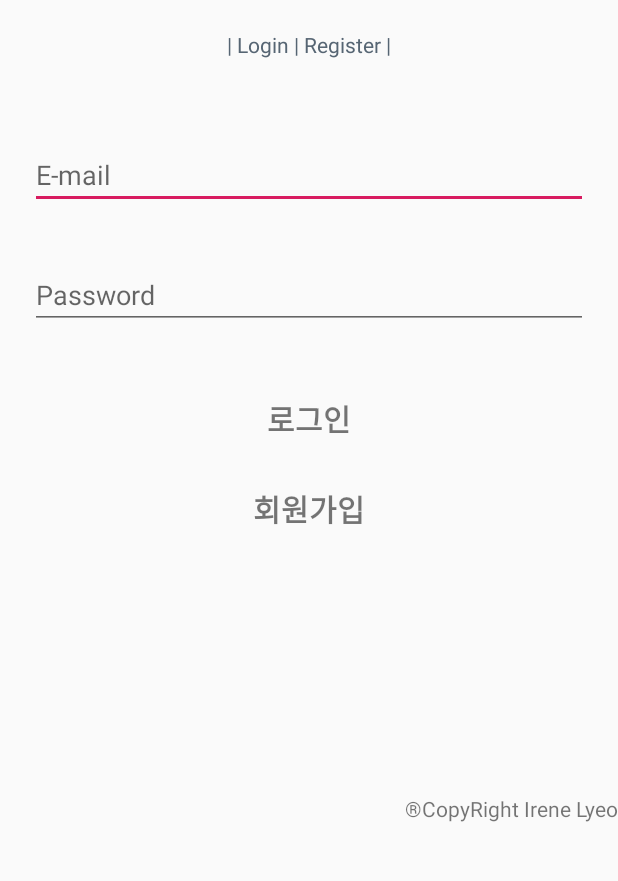
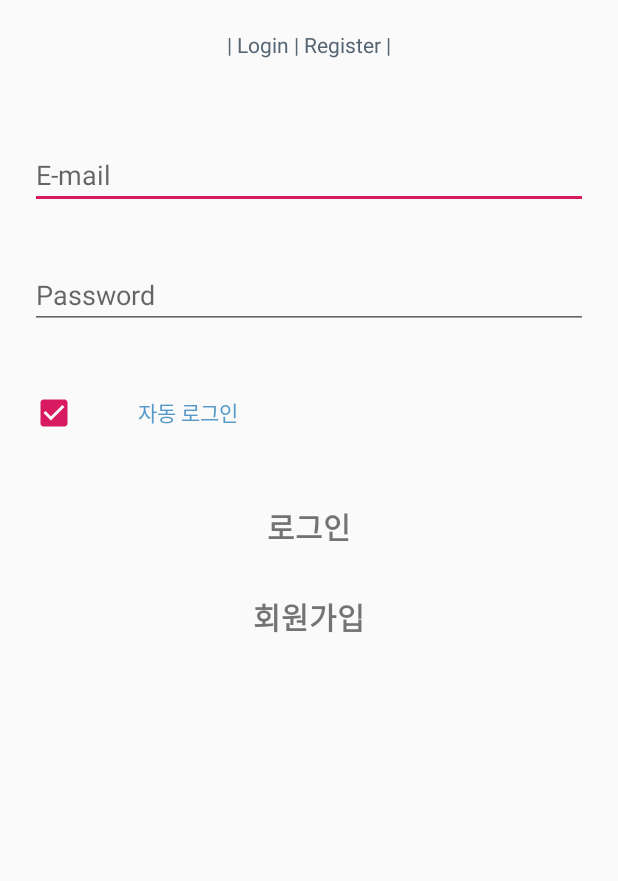
Before and after one commit to skmwit/Kotlin_Study, an Android app: the screen it shows after launch (LoginActivity), after a tap on "로그인", on a phone screen of 412 x 824 dp, the part 273-1154 px from its top. Run offline under Robolectric (Android 15) with nearby library versions, the phone set to English and light mode, and no system bars; our stand-ins replace Room's generated code; 1 other tap on this screen came first.

Commit message:
Implement AutoLogin & Logout Function

```diff
--- a/app/build.gradle
+++ b/app/build.gradle
@@ -45,5 +45,6 @@ dependencies {
     implementation "org.jetbrains.kotlin:kotlin-stdlib-jdk7:$kotlin_version"
     testImplementation "androidx.room:room-testing:2.2.0-rc01"
     debugImplementation 'com.amitshekhar.android:debug-db:1.0.6'
+    implementation 'com.google.android.material:material:1.0.0'
     "androidx.core:core-ktx:+"
 }
--- a/app/src/main/AndroidManifest.xml
+++ b/app/src/main/AndroidManifest.xml
@@ -3,7 +3,7 @@
     package="com.hyemin.todolist_login_register">
 
     <application
-        android:allowBackup="true"
+        android:allowBackup="false"
         android:icon="@mipmap/ic_launcher"
         android:label="@string/app_name"
         android:roundIcon="@mipmap/ic_launcher_round"
--- /dev/null
+++ b/app/src/main/java/com/hyemin/todolist_login_register/Model/App.kt
@@ -0,0 +1,15 @@
+package com.hyemin.todolist_login_register.Model
+
+import android.app.Application
+
+class App : Application(){
+    companion object {
+        lateinit var prefs: Prefs
+    }
+
+    override fun onCreate() {
+
+        prefs = Prefs(applicationContext)
+        super.onCreate()
+    }
+}
--- /dev/null
+++ b/app/src/main/java/com/hyemin/todolist_login_register/Model/Prefs.kt
@@ -0,0 +1,25 @@
+package com.hyemin.todolist_login_register.Model
+
+import android.content.Context
+import android.content.SharedPreferences
+
+class Prefs(context: Context){
+
+    val PREFS_FILENAME = "prefs"
+    val USER_EMAIL = "email"
+    val USER_PASSWD = "passwd"
+    val prefs: SharedPreferences = context.getSharedPreferences(PREFS_FILENAME,0)
+
+    var email: String
+        get() = prefs.getString(USER_EMAIL,"")!!
+        set(value) = prefs.edit().putString(USER_EMAIL, value).apply()
+
+    var passwd: String
+        get()=prefs.getString(USER_PASSWD,"")!!
+        set(value) = prefs.edit().putString(USER_PASSWD, value).apply()
+
+    var checkBox: Boolean
+        get() = prefs.getBoolean("checkBox", false)
+        set(value) = prefs.edit().putBoolean("checkBox", value).apply()
+
+}
--- a/app/src/main/java/com/hyemin/todolist_login_register/Model/UserModel.kt
+++ b/app/src/main/java/com/hyemin/todolist_login_register/Model/UserModel.kt
@@ -4,7 +4,6 @@ import android.content.Context
 import com.hyemin.todolist_login_register.Room.User
 import com.hyemin.todolist_login_register.Room.UserDao
 import com.hyemin.todolist_login_register.Room.UserDatabase
-import java.security.AccessControlContext
 
 class UserModel(private val context: Context) {
     private var database: UserDatabase = UserDatabase.getInstance(context)
--- a/app/src/main/java/com/hyemin/todolist_login_register/View/LoginActivity.kt
+++ b/app/src/main/java/com/hyemin/todolist_login_register/View/LoginActivity.kt
@@ -1,10 +1,13 @@
 package com.hyemin.todolist_login_register.View
 
+import android.app.Activity
+import android.app.Activity.*
 import android.content.Intent
-import android.view.View
 import android.os.Bundle
 import android.widget.Toast
 import androidx.appcompat.app.AppCompatActivity
+import com.hyemin.todolist_login_register.Model.App
+import com.hyemin.todolist_login_register.Model.Prefs
 import com.hyemin.todolist_login_register.Model.UserModel
 import com.hyemin.todolist_login_register.R
 import kotlinx.android.synthetic.main.activity_login.*
@@ -15,27 +18,65 @@ class LoginActivity : AppCompatActivity() {
     override fun onCreate(savedInstanceState: Bundle?) {
         super.onCreate(savedInstanceState)
         setContentView(R.layout.activity_login)
-
+        App.prefs = Prefs(this)
+        auto_checkBox.setChecked(App.prefs.checkBox)
         userModel = UserModel(applicationContext)
 
-        login_button.setOnClickListener{
+        when {
+            ((auto_checkBox.isChecked == true)&&(App.prefs.email.length!=0)) -> {
+                val email = App.prefs.email
+                val pw = App.prefs.passwd
+
+                //login_email.setText(App.prefs.email)
+                //login_pw.setText(App.prefs.passwd)
+
+                when {
+                    userModel!!.checkLogin(email, pw) -> {
+                        Toast.makeText(
+                            applicationContext,
+                            App.prefs.email+"님 환영합니다.",
+                            Toast.LENGTH_LONG
+                        ).show()
+                        val intent = Intent(applicationContext, MainActivity::class.java)
+                        applicationContext.startActivity(intent.addFlags(Intent.FLAG_ACTIVITY_NEW_TASK))
+                        this.finish()
+
+                    }
+
+                }
+            }
+        }
+
+        login_button.setOnClickListener {
+            App.prefs.email = login_email.text.toString()
+            App.prefs.passwd = login_pw.text.toString()
+
             val email = login_email.text.toString()
             val pw = login_pw.text.toString()
-            val checkLogin = userModel!!.checkLogin(email, pw)
 
-            if (checkLogin) {
-                val intent = Intent(applicationContext, MainActivity::class.java)
-                applicationContext.startActivity(intent.addFlags(Intent.FLAG_ACTIVITY_NEW_TASK))
-                this.finish()
-            } else {
-                Toast.makeText(applicationContext, "일치하는 계정이 없습니다", Toast.LENGTH_LONG).show()
+            when {
+                userModel!!.checkLogin(email, pw) -> {
+                    val intent = Intent(applicationContext, MainActivity::class.java)
+                    applicationContext.startActivity(intent.addFlags(Intent.FLAG_ACTIVITY_NEW_TASK))
+                    this.finish()
+                }
+
+                else -> {
+                    Toast.makeText(
+                        applicationContext,
+                        "일치하는 계정이 없습니다",
+                        Toast.LENGTH_LONG
+                    ).show()
+                }
             }
         }
-        register_button.setOnClickListener{
+        register_button.setOnClickListener {
             val intent = Intent(this@LoginActivity, RegisterActivity::class.java)
             startActivity(intent)
             finish()
         }
+        auto_checkBox.setOnClickListener {
+            App.prefs.checkBox = auto_checkBox.isChecked
+        }
     }
-
 }
--- a/app/src/main/res/layout/activity_login.xml
+++ b/app/src/main/res/layout/activity_login.xml
@@ -1,7 +1,6 @@
 <?xml version="1.0" encoding="utf-8"?>
 <LinearLayout
     xmlns:android="http://schemas.android.com/apk/res/android"
-    xmlns:app="http://schemas.android.com/apk/res-auto"
     xmlns:tools="http://schemas.android.com/tools"
     android:layout_width="match_parent"
     android:layout_height="match_parent"
@@ -46,6 +45,27 @@
         android:layout_margin="20dp"
         android:inputType="textPassword"/>
 
+    <LinearLayout
+        android:layout_width="wrap_content"
+        android:layout_height="wrap_content"
+        android:orientation="horizontal">
+
+        <CheckBox
+            android:id="@+id/auto_checkBox"
+            android:layout_width="wrap_content"
+            android:layout_height="wrap_content"
+            android:layout_margin="20dp"/>
+
+        <TextView
+            android:id="@+id/auto_text"
+            android:layout_width="wrap_content"
+            android:layout_height="wrap_content"
+            android:layout_margin = "20dp"
+            android:layout_alignBaseline="@+id/auto_checkBox"
+            android:text="자동 로그인"
+            android:textColor="#5499C7"/>
+    </LinearLayout>
+
     <TextView
         android:id="@+id/login_button"
         android:layout_width="match_parent"
@@ -68,10 +88,4 @@
         android:layout_marginLeft="20dp"
         android:layout_marginRight="20dp"/>
 
-    <TextView
-        android:layout_width="match_parent"
-        android:layout_height="wrap_content"
-        android:gravity="end"
-        android:layout_marginTop="170dp"
-        android:text="®CopyRight Irene Lyeo" />
 </LinearLayout>
```
Also changed, not shown: app/src/main/java/com/hyemin/todolist_login_register/View/MainActivity.kt (+14 -0 lines), app/src/main/java/com/hyemin/todolist_login_register/View/RegisterActivity.kt (+17 -26 lines), app/src/main/res/layout/activity_main.xml (+10 -2 lines), app/src/main/res/layout/activity_register.xml (+1 -8 lines), app/src/main/res/drawable/check_icon.png (added).
